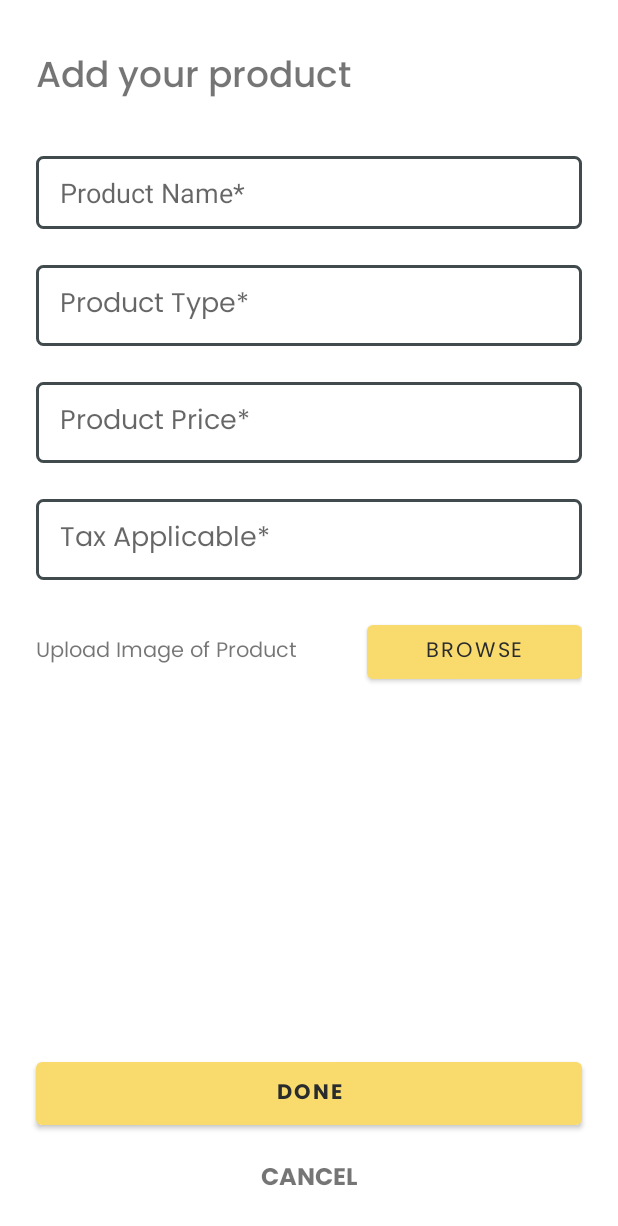
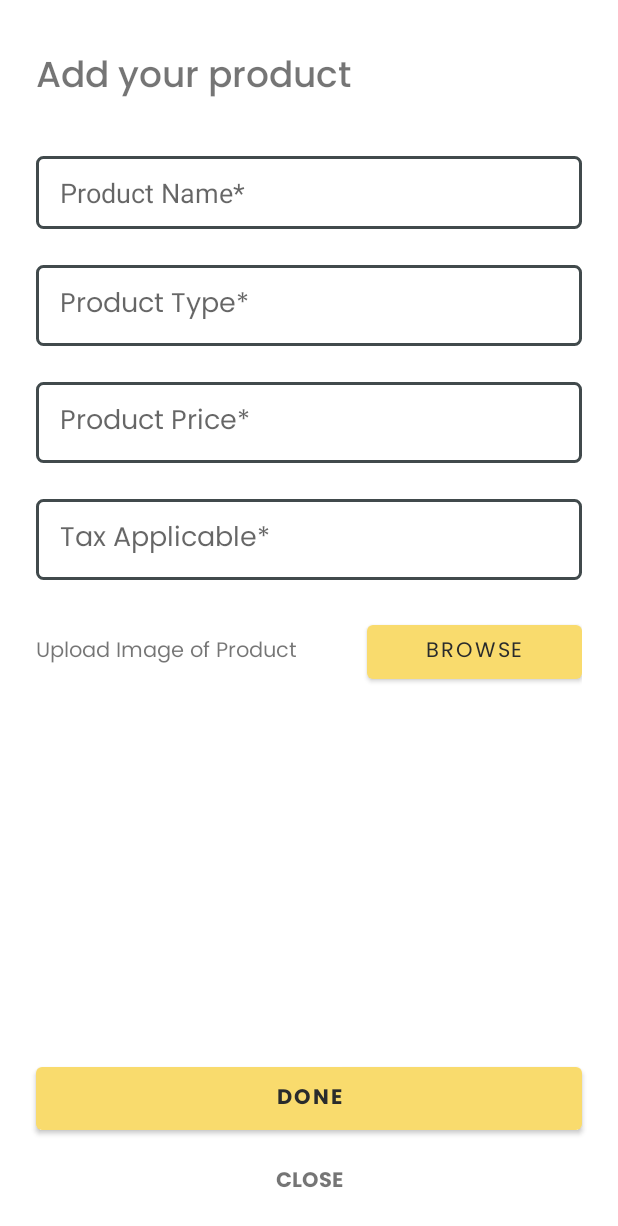
Before and after one commit to iamanantshukla/Swipe, an Android app: the screen it shows after launch (MainActivity), after a tap on "Add Product", on a phone screen of 412 x 824 dp. Shown: the top 1226 px of the screen. Run offline under Robolectric (Android 15) with nearby library versions, the phone set to English and light mode, and no system bars; libraries missing offline, so code that uses them is left out: com.yalantis.ucrop; pictures from the network do not load.

Commit message:
Basic functionalities done
All the basic requirements of assignment completed

```diff
--- a/app/build.gradle
+++ b/app/build.gradle
@@ -38,7 +38,6 @@ android {
 }
 
 dependencies {
-
     implementation 'androidx.core:core-ktx:1.10.1'
     implementation 'androidx.appcompat:appcompat:1.6.1'
     implementation 'com.google.android.material:material:1.9.0'
@@ -63,4 +62,6 @@ dependencies {
 
     implementation 'androidx.fragment:fragment-ktx:1.4.1'
 
+    //Image Crop library
+    implementation 'com.github.yalantis:ucrop:2.2.6'
 }
--- a/app/src/main/AndroidManifest.xml
+++ b/app/src/main/AndroidManifest.xml
@@ -29,6 +29,10 @@
                 android:name="android.app.lib_name"
                 android:value="" />
         </activity>
+        <activity
+            android:name="com.yalantis.ucrop.UCropActivity"
+            android:screenOrientation="portrait"
+            android:theme="@style/Theme.AppCompat.Light.NoActionBar"/>
     </application>
 
 </manifest>
--- a/app/src/main/java/com/dev334/swipe/adapter/ProductAdapter.kt
+++ b/app/src/main/java/com/dev334/swipe/adapter/ProductAdapter.kt
@@ -34,8 +34,8 @@ class ProductAdapter : RecyclerView.Adapter<ProductAdapter.ViewHolder>() {
         Log.i("AdapterDebugging", "onBindViewHolder: "+productList[position].product_name)
         holder.binding.textProductName.text = productList[position].product_name;
         holder.binding.textProductType.text = productList[position].product_type;
-        //holder.binding.textTax.text = productList[position].tax.toString();
-        holder.binding.textProductPrice.text = "₹ " + productList[position].price.toString();
+        holder.binding.textProductPrice.text = "₹ " + productList[position].price.toString()
+        holder.binding.textProductTax.text = "+ " + productList[position].tax.toString() + "% GST";
         val url: String? = productList[position].image
         if(!url.isNullOrEmpty()) {
             Glide.with(holder.itemView)
--- a/app/src/main/java/com/dev334/swipe/retrofit/ApiInterface.kt
+++ b/app/src/main/java/com/dev334/swipe/retrofit/ApiInterface.kt
@@ -1,22 +1,16 @@
 package com.dev334.swipe.retrofit
 
 import com.dev334.swipe.model.ApiResponse
-import com.dev334.swipe.model.PostProduct
 import com.dev334.swipe.model.Product
 import okhttp3.MultipartBody
 import okhttp3.RequestBody
-import okhttp3.Response
 import okhttp3.ResponseBody
 import retrofit2.Call
-import retrofit2.http.Body
-import retrofit2.http.FieldMap
-import retrofit2.http.FormUrlEncoded
 import retrofit2.http.GET
 import retrofit2.http.Headers
 import retrofit2.http.Multipart
 import retrofit2.http.POST
 import retrofit2.http.Part
-import java.io.File
 
 interface ApiInterface {
 
@@ -26,14 +20,9 @@ interface ApiInterface {
 
     @Multipart
     @POST("add")
-    fun addProducts(@Part("product_name") name: RequestBody,
-                    @Part("product_type") type: RequestBody,
-                    @Part("price") price: RequestBody,
-                    @Part("tax") tax: RequestBody,
-                    @Part file: MultipartBody.Part?) : Call<ResponseBody>
-
-    @Headers("Content-Type: application/json")
-    @GET("add")
-    fun addProducts() : Call<ResponseBody>
-
+    fun addProducts(@Part("product_name") name: RequestBody?,
+                    @Part("product_type") type: RequestBody?,
+                    @Part("price") price: RequestBody?,
+                    @Part("tax") tax: RequestBody?,
+                    @Part file: MultipartBody.Part?) : Call<ApiResponse>
 }
--- a/app/src/main/java/com/dev334/swipe/view/HomeFragment.kt
+++ b/app/src/main/java/com/dev334/swipe/view/HomeFragment.kt
@@ -1,6 +1,9 @@
 package com.dev334.swipe.view
 
+import android.app.AlertDialog
 import android.app.ProgressDialog
+import android.graphics.Color
+import android.graphics.drawable.ColorDrawable
 import android.os.Bundle
 import android.text.Editable
 import android.text.TextWatcher
@@ -12,6 +15,7 @@ import androidx.fragment.app.Fragment
 import androidx.fragment.app.activityViewModels
 import androidx.lifecycle.Observer
 import androidx.recyclerview.widget.GridLayoutManager
+import com.dev334.swipe.R
 import com.dev334.swipe.adapter.ProductAdapter
 import com.dev334.swipe.databinding.FragmentHomeBinding
 import com.dev334.swipe.model.Product
@@ -24,6 +28,8 @@ class HomeFragment : Fragment() {
     private lateinit var binding: FragmentHomeBinding
     private lateinit var products: ArrayList<Product>
     private lateinit var productAdapter: ProductAdapter
+    private lateinit var loadingDialog: View
+    private lateinit var loadingDialogInstance: AlertDialog
 
     override fun onCreateView(
         inflater: LayoutInflater, container: ViewGroup?,
@@ -33,16 +39,13 @@ class HomeFragment : Fragment() {
         val fragmentBinding = FragmentHomeBinding.inflate(inflater, container, false)
         binding = fragmentBinding
 
-        val progressDialog = ProgressDialog(context)
-        progressDialog.setTitle("Loading Products")
-        progressDialog.setMessage("Loading, please wait")
-        progressDialog.show()
+        (activity as MainActivity?)!!.showLoading()
 
         prepareRecyclerView()
-        //testingPopulate()
+
         sharedViewModel.getProducts()!!.observe(viewLifecycleOwner, Observer { productList ->
             Log.i("FetchedProduct", "onCreate: Successful")
-            progressDialog.dismiss()
+            (activity as MainActivity?)!!.dismissLoading()
             products = productList as ArrayList<Product>;
             productAdapter.setProductList(products)
         })
@@ -89,15 +92,19 @@ class HomeFragment : Fragment() {
         }
     }
 
-    private fun testingPopulate() {
-        val product1 = Product("", 100.0, "Test1", "type1",50.0)
-        val product2 = Product("", 101.0, "Xest2", "type2",60.0)
-        val product3 = Product("", 102.0, "Test3", "type3",70.0)
-        val product5 = Product("", 102.0, "Aest3", "type3",70.0)
-        val product4 = Product("", 102.0, "Best3", "type3",70.0)
-        val product6 = Product("", 102.0, "Aest3", "type3",70.0)
-        var productsTest = arrayListOf(product1, product2, product3, product4, product5, product6)
-        products = productsTest;
-        productAdapter.setProductList(products)
+    private fun showLoading() {
+        //Inflate the dialog as custom view
+        loadingDialog = LayoutInflater.from(activity).inflate(R.layout.loading_layout, null)
+
+        //AlertDialogBuilder
+        val loadingDialogBuilder = AlertDialog.Builder(activity).setView(loadingDialog)
+
+        //show dialog
+        loadingDialogInstance = loadingDialogBuilder.show()
+        loadingDialogInstance.window?.setBackgroundDrawable(ColorDrawable(Color.TRANSPARENT))
+    }
+
+    private fun dismissLoading(){
+        loadingDialogInstance.dismiss()
     }
 }
--- a/app/src/main/java/com/dev334/swipe/view/MainActivity.kt
+++ b/app/src/main/java/com/dev334/swipe/view/MainActivity.kt
@@ -1,9 +1,12 @@
 package com.dev334.swipe.view
 
+import android.app.AlertDialog
+import android.graphics.Color
+import android.graphics.drawable.ColorDrawable
 import android.os.Bundle
+import android.view.LayoutInflater
 import android.view.View
 import androidx.appcompat.app.AppCompatActivity
-import androidx.core.view.isGone
 import androidx.fragment.app.Fragment
 import com.dev334.swipe.R
 import com.dev334.swipe.databinding.ActivityMainBinding
@@ -11,6 +14,8 @@ import com.dev334.swipe.databinding.ActivityMainBinding
 class MainActivity : AppCompatActivity() {
 
     private lateinit var binding: ActivityMainBinding;
+    private lateinit var loadingDialog: View
+    private lateinit var loadingDialogInstance: AlertDialog
 
     override fun onCreate(savedInstanceState: Bundle?) {
         super.onCreate(savedInstanceState)
@@ -45,4 +50,24 @@ class MainActivity : AppCompatActivity() {
         transaction.commit()
     }
 
+    fun openHomeFragment() {
+        replaceFragment(HomeFragment())
+        binding.floatingActionButton.visibility = View.VISIBLE
+    }
+
+    fun showLoading() {
+        //Inflate the dialog as custom view
+        loadingDialog = LayoutInflater.from(this).inflate(R.layout.loading_layout, null)
+
+        //AlertDialogBuilder
+        val loadingDialogBuilder = AlertDialog.Builder(this).setView(loadingDialog)
+
+        //show dialog
+        loadingDialogInstance = loadingDialogBuilder.show()
+        loadingDialogInstance.window?.setBackgroundDrawable(ColorDrawable(Color.TRANSPARENT))
+    }
+
+    fun dismissLoading(){
+        loadingDialogInstance.dismiss()
+    }
 }
--- a/app/src/main/java/com/dev334/swipe/viewmodel/HomeViewModel.kt
+++ b/app/src/main/java/com/dev334/swipe/viewmodel/HomeViewModel.kt
@@ -17,4 +17,8 @@ class HomeViewModel: ViewModel() {
         return productLiveData
     }
 
+    fun addProduct(postProduct: PostProduct) : MutableLiveData<ApiResponse>? {
+        responseBody = ProductRepository.postProductApiCall(postProduct)
+        return responseBody
+    }
 }
--- a/app/src/main/res/layout/fragment_add_product.xml
+++ b/app/src/main/res/layout/fragment_add_product.xml
@@ -139,19 +139,20 @@
         android:fontFamily="@font/poppinsbold"
         android:text="DONE"
         android:textColor="@color/black"
-        app:layout_constraintBottom_toTopOf="@+id/textView4"
+        app:layout_constraintBottom_toTopOf="@+id/button_close"
         app:layout_constraintEnd_toEndOf="parent"
         app:layout_constraintHorizontal_bias="0.0"
         app:layout_constraintStart_toStartOf="parent" />
 
     <TextView
-        android:id="@+id/textView4"
-        android:layout_width="wrap_content"
+        android:id="@+id/button_close"
+        android:layout_width="0dp"
         android:layout_height="wrap_content"
         android:layout_marginBottom="24dp"
         android:fontFamily="@font/poppinsbold"
-        android:text="CANCEL"
-        android:textSize="16sp"
+        android:text="CLOSE"
+        android:textAlignment="center"
+        android:textSize="14sp"
         app:layout_constraintBottom_toBottomOf="parent"
         app:layout_constraintEnd_toEndOf="parent"
         app:layout_constraintStart_toStartOf="parent" />
--- a/app/src/main/res/layout/fragment_home.xml
+++ b/app/src/main/res/layout/fragment_home.xml
@@ -28,7 +28,6 @@
         android:layout_weight="1"
         android:background="@drawable/outline_search_bar"
         android:drawableLeft="@drawable/ic_baseline_search_24"
-        android:drawableRight="@drawable/ic_awesome_filter"
         android:ems="10"
         android:hint="  Search for product"
         android:inputType="textPersonName"
```
Also changed, not shown: app/src/main/java/com/dev334/swipe/model/ApiResponse.kt (+4 -3 lines), app/src/main/java/com/dev334/swipe/model/PostProduct.kt (+9 -7 lines), app/src/main/java/com/dev334/swipe/repository/ProductRepository.kt (+20 -0 lines), app/src/main/java/com/dev334/swipe/view/AddProductFragment.kt (+53 -84 lines), app/src/main/res/layout/card_layout_product.xml (+26 -2 lines), app/src/main/res/layout/loading_layout.xml (added, +17 -0 lines).
